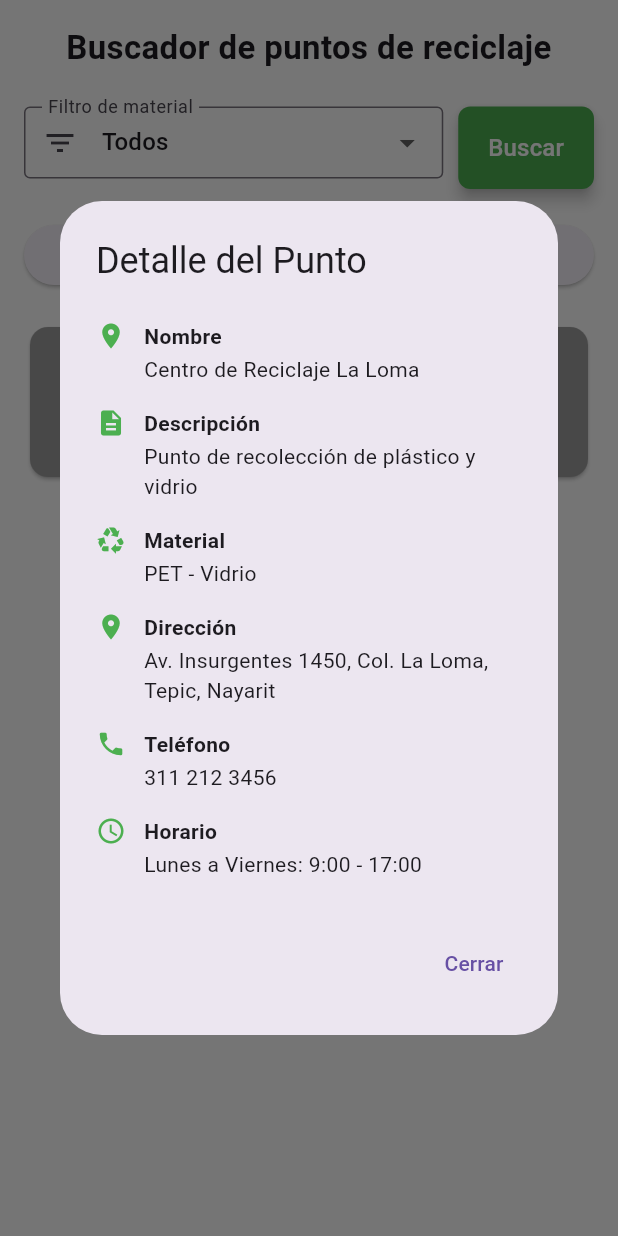
After one commit to PedroMtz83/Recicla-Facil, a Flutter app: the PuntosScreen screen opened directly, after a tap on "Buscar", after a tap on "Mostrar Punto de Ejemplo", on a phone screen of 412 x 824 dp. The commit adds this screen. Run offline on Flutter 3.47's test engine with Material 3 defaults, Android fonts, the phone set to English and light mode, and no system bars; our stand-ins replace image_picker.

Commit message:
Interfaz básica para buscar punto de reciclaje

```diff
--- a/rf_sprint1/lib/main.dart
+++ b/rf_sprint1/lib/main.dart
@@ -5,6 +5,7 @@ import 'package:rf_sprint1/views/contenido_screen.dart';
 
 // Importa tus vistas y providers
 import 'package:rf_sprint1/views/perfilUsuario_screen.dart';
+import 'package:rf_sprint1/views/puntos_screen.dart';
 import 'package:rf_sprint1/views/quejas_tabs_screen.dart';
 import 'package:rf_sprint1/views/register_screen.dart';
 import 'package:rf_sprint1/views/login_screen.dart';
@@ -75,13 +76,15 @@ class _HomeScreenState extends State<HomeScreen> {
   final List<Widget> _pages = [
     ProfileScreen(),
     QuejasTabsScreen(),
-    ContenidoScreen()
+    ContenidoScreen(),
+    PuntosScreen(),
   ];
 
   final List<String> _pageTitles = [
     "Mi perfil",
     "Quejas y sugerencias",
-    'Contenido informativo'
+    'Contenido informativo',
+    'Puntos de reciclaje'
   ];
 
   void _onItemTapped(int index) {
@@ -134,7 +137,7 @@ class _HomeScreenState extends State<HomeScreen> {
             ),
             ListTile(
               leading: Icon(Icons.subject),
-              title: Text('Quejas'),
+              title: Text('Quejas y sugerencias'),
               selected: _currentIndex == 1,
               selectedTileColor: Colors.green.withOpacity(0.1),
               onTap: () {
@@ -148,6 +151,15 @@ class _HomeScreenState extends State<HomeScreen> {
               selectedTileColor: Colors.green.withOpacity(0.1),
               onTap: () {
                 _onItemTapped(2);
+              },
+            ),
+            ListTile(
+              leading: Icon(Icons.info),
+              title: Text('Puntos de reciclaje'),
+              selected: _currentIndex == 3,
+              selectedTileColor: Colors.green.withOpacity(0.1),
+              onTap: () {
+                _onItemTapped(3);
               },
             ),
           ],
--- /dev/null
+++ b/rf_sprint1/lib/views/puntos_screen.dart
@@ -0,0 +1,191 @@
+import 'package:flutter/material.dart';
+
+class PuntosScreen extends StatefulWidget {
+  const PuntosScreen({super.key});
+
+  @override
+  State<PuntosScreen> createState() => _PuntosScreenState();
+}
+
+class _PuntosScreenState extends State<PuntosScreen> {
+  bool _isLoading = false;
+  String? _materialFiltro;
+
+  final List<String> _tiposMaterial = [
+    'Todos',
+    'Aluminio',
+    'Cartón',
+    'Papel',
+    'PET',
+    'Vidrio',
+  ];
+
+  final Map<String, String> _puntoEstatico = {
+    'nombre': 'Centro de Reciclaje La Loma',
+    'descripcion': 'Punto de recolección de plástico y vidrio',
+    'material': 'PET - Vidrio',
+    'direccion': 'Av. Insurgentes 1450, Col. La Loma, Tepic, Nayarit',
+    'telefono': '311 212 3456',
+    'horario': 'Lunes a Viernes: 9:00 - 17:00'
+  };
+
+  @override
+  Widget build(BuildContext context) {
+    return Scaffold(
+      backgroundColor: Colors.white,
+      body: SingleChildScrollView(
+        child: Padding(
+          padding: EdgeInsets.all(16.0),
+          child: Column(
+            crossAxisAlignment: CrossAxisAlignment.stretch,
+            children: [
+              Text(
+                "Buscador de puntos de reciclaje",
+                textAlign: TextAlign.center,
+                style: TextStyle(fontSize: 22, fontWeight: FontWeight.bold),
+              ),
+              SizedBox(height: 24),
+              Row(
+                crossAxisAlignment: CrossAxisAlignment.start,
+                children: [
+                  Expanded(
+                    child: DropdownButtonFormField<String>(
+                      value: _materialFiltro ?? 'Todos',
+                      hint: Text("Filtrar por material"),
+                      decoration: InputDecoration(
+                        labelText: 'Filtro de material',
+                        border: OutlineInputBorder(),
+                        prefixIcon: Icon(Icons.filter_list),
+                        contentPadding: EdgeInsets.symmetric(vertical: 10, horizontal: 12),
+                      ),
+                      isExpanded: true,
+                      items: _tiposMaterial.map((String material) {
+                        return DropdownMenuItem<String>(
+                          value: material,
+                          child: Text(
+                            material,
+                            overflow: TextOverflow.ellipsis,
+                          ),
+                        );
+                      }).toList(),
+                      onChanged: (String? nuevoValor) {
+                        setState(() {
+                          _materialFiltro = nuevoValor;
+                        });
+                      },
+                    ),
+                  ),
+                  SizedBox(width: 10),
+                  ElevatedButton(
+                    onPressed: _isLoading ? null : _buscarPuntos,
+                    style: ElevatedButton.styleFrom(
+                      backgroundColor: Colors.green,
+                      foregroundColor: Colors.white,
+                      shape: RoundedRectangleBorder(borderRadius: BorderRadius.circular(8)),
+                      elevation: 4,
+                      padding: EdgeInsets.symmetric(vertical: 16, horizontal: 20),
+                    ),
+                    child: _isLoading
+                        ? SizedBox(
+                      height: 20,
+                      width: 20,
+                      child: CircularProgressIndicator(
+                        strokeWidth: 2,
+                        valueColor: AlwaysStoppedAnimation<Color>(Colors.white),
+                      ),
+                    )
+                        : Text('Buscar', style: TextStyle(fontSize: 16)),
+                  ),
+                ],
+              ),
+              SizedBox(height: 20),
+              ElevatedButton(
+                onPressed: () {
+                  _mostrarDialogoConInfo(context);
+                },
+                child: Text("Mostrar Punto de Ejemplo"),
+              ),
+              SizedBox(height: 20),
+              Card(
+                color: Colors.grey,
+                child: SizedBox(
+                  height: 100,
+                  child: Center(child: Text('Resultados de la búsqueda aparecerán aquí')),
+                ),
+              )
+            ],
+          ),
+        ),
+      ),
+    );
+  }
+
+  void _mostrarDialogoConInfo(BuildContext context) {
+    showDialog(
+      context: context,
+      builder: (BuildContext context) {
+        return AlertDialog(
+          title: const Text("Detalle del Punto"),
+          content: _buildDialogContent(),
+          actions: <Widget>[
+            TextButton(
+              child: const Text('Cerrar'),
+              onPressed: () {
+                Navigator.of(context).pop();
+              },
+            ),
+          ],
+        );
+      },
+    );
+  }
+
+  Widget _buildDialogContent() {
+    return SingleChildScrollView(
+      child: Column(
+        crossAxisAlignment: CrossAxisAlignment.start,
+        mainAxisSize: MainAxisSize.min,
+        children: [
+          _buildInfoRow(Icons.location_on, "Nombre", _puntoEstatico['nombre']!),
+          _buildInfoRow(Icons.description, "Descripción", _puntoEstatico['descripcion']!),
+          _buildInfoRow(Icons.recycling, "Material", _puntoEstatico['material']!),
+          _buildInfoRow(Icons.place, "Dirección", _puntoEstatico['direccion']!),
+          _buildInfoRow(Icons.phone, "Teléfono", _puntoEstatico['telefono']!),
+          _buildInfoRow(Icons.access_time, "Horario", _puntoEstatico['horario']!),
+        ],
+      ),
+    );
+  }
+
+  Widget _buildInfoRow(IconData icon, String label, String value) {
+    return Padding(
+      padding: EdgeInsets.symmetric(vertical: 8.0),
+      child: Row(
+        crossAxisAlignment: CrossAxisAlignment.start,
+        children: [
+          Icon(icon, color: Colors.green, size: 20),
+          SizedBox(width: 12),
+          Expanded(
+            child: Column(
+              crossAxisAlignment: CrossAxisAlignment.start,
+              children: [
+                Text(label, style: TextStyle(fontWeight: FontWeight.bold)),
+                SizedBox(height: 2),
+                Text(value),
+              ],
+            ),
+          ),
+        ],
+      ),
+    );
+  }
+
+  void _buscarPuntos() {
+    setState(() => _isLoading = true);
+    debugPrint("Buscando puntos con filtro: $_materialFiltro");
+
+    Future.delayed(const Duration(seconds: 2), () {
+      setState(() => _isLoading = false);
+    });
+  }
+}
--- a/rf_sprint1/pubspec.yaml
+++ b/rf_sprint1/pubspec.yaml
@@ -14,7 +14,6 @@ dependencies:
   cupertino_icons: ^1.0.8
   http: ^1.5.0
   provider: ^6.1.5+1
-  get: ^4.7.2
   intl: ^0.20.2
   image_picker: ^1.2.0
 
```
Also changed, not shown: rf_sprint1/pubspec.lock.
